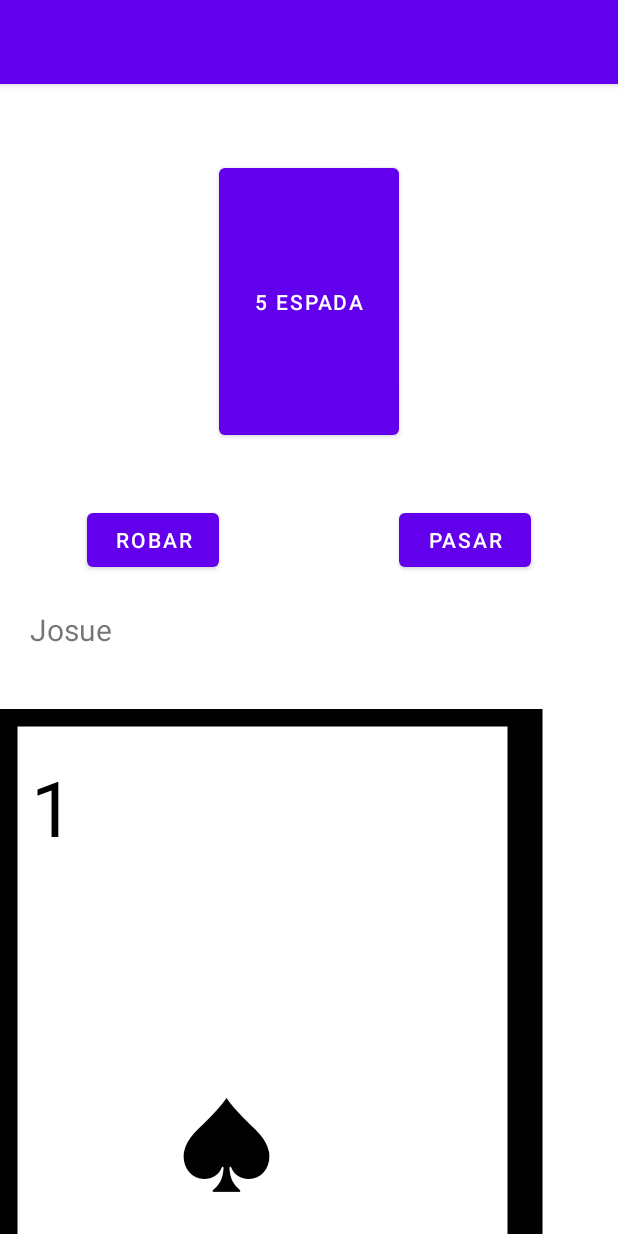
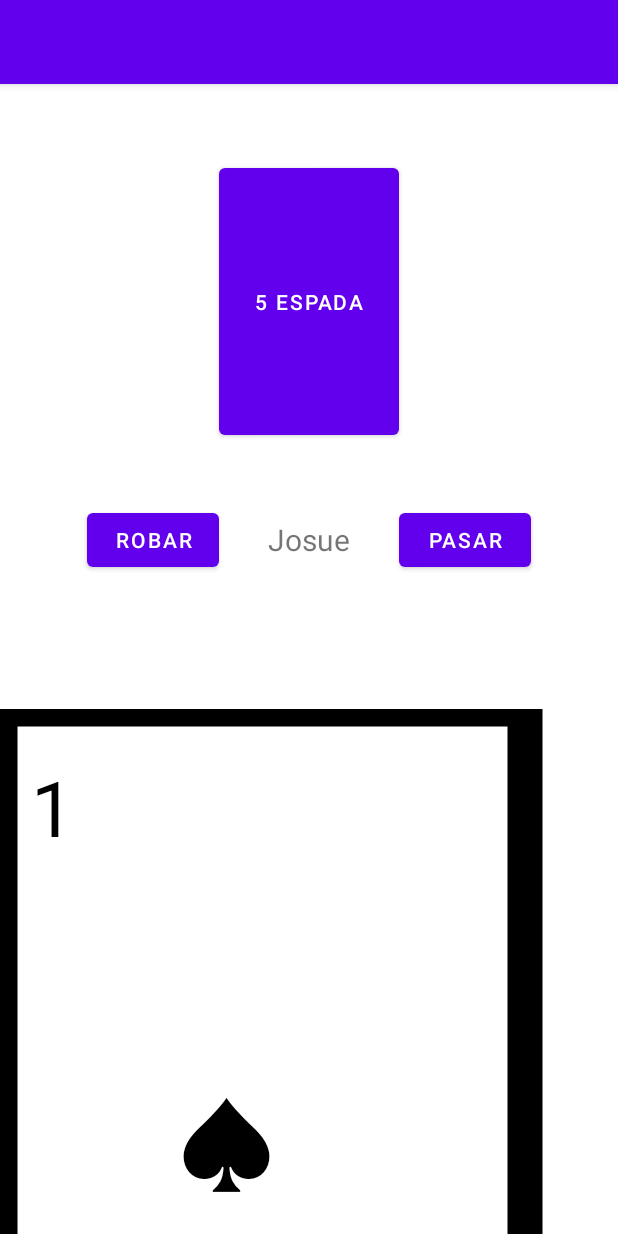
Before and after one commit to JAVHM/Nota1_OchoLocos, an Android app: the screen it shows after launch (MainActivity), on a phone screen of 412 x 824 dp. Run offline under Robolectric (Android 15) with nearby library versions, the phone set to English and light mode, and no system bars.

Commit message:
Ids y arreglos extras en el activity.

```diff
--- a/app/src/main/res/layout/activity_juego.xml
+++ b/app/src/main/res/layout/activity_juego.xml
@@ -15,6 +15,7 @@
         />
 
     <Button
+        android:id="@+id/Pasar"
         android:layout_width="wrap_content"
         android:layout_height="wrap_content"
         android:layout_marginTop="280dp"
@@ -22,6 +23,7 @@
         android:text="Pasar" />
 
     <Button
+        android:id="@+id/Robar"
         android:layout_width="wrap_content"
         android:layout_height="wrap_content"
         android:layout_marginTop="280dp"
@@ -32,9 +34,12 @@
         android:id="@+id/JugTxt"
         android:layout_width="wrap_content"
         android:layout_height="wrap_content"
-        android:layout_marginLeft="20dp"
-        android:layout_marginTop="350dp"
+        android:layout_marginTop="50dp"
         android:text="Jugador X"
+        android:gravity="center"
+        android:layout_below="@id/CartaM"
+        android:layout_toRightOf="@id/Robar"
+        android:layout_toLeftOf="@id/Pasar"
         android:textSize="20sp"></TextView>
 
     <LinearLayout
```
